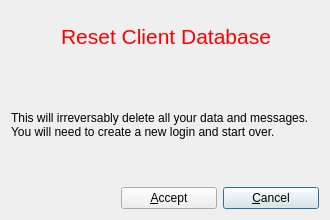
Qt form Dialogs/resetdb.ui (dyfet/tycho_sipwitchqt) before a commit.
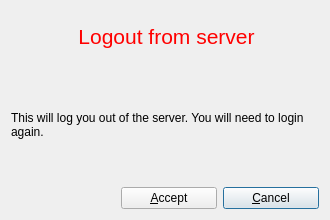
The same form after that commit. Icons and pictures are not drawn.

Patch:
```diff
--- a/Dialogs/resetdb.ui
+++ b/Dialogs/resetdb.ui
@@ -79,7 +79,7 @@
           <string notr="true">color: red;</string>
          </property>
          <property name="text">
-          <string>Reset Client Database</string>
+          <string>Logout from server</string>
          </property>
          <property name="alignment">
           <set>Qt::AlignCenter</set>
@@ -120,7 +120,7 @@
      <item>
       <widget class="QLabel" name="labelAbout">
        <property name="text">
-        <string>This will irreversably delete all your data and messages.  You will need to create a new login and start over.</string>
+        <string>&lt;html&gt;&lt;head/&gt;&lt;body&gt;&lt;p&gt;This will log you out of the server. You will need to login again. &lt;/p&gt;&lt;/body&gt;&lt;/html&gt;</string>
        </property>
        <property name="alignment">
         <set>Qt::AlignLeading|Qt::AlignLeft|Qt::AlignVCenter</set>
```
Left out of the diff: 2 changed lines with no effect on the pictures.
